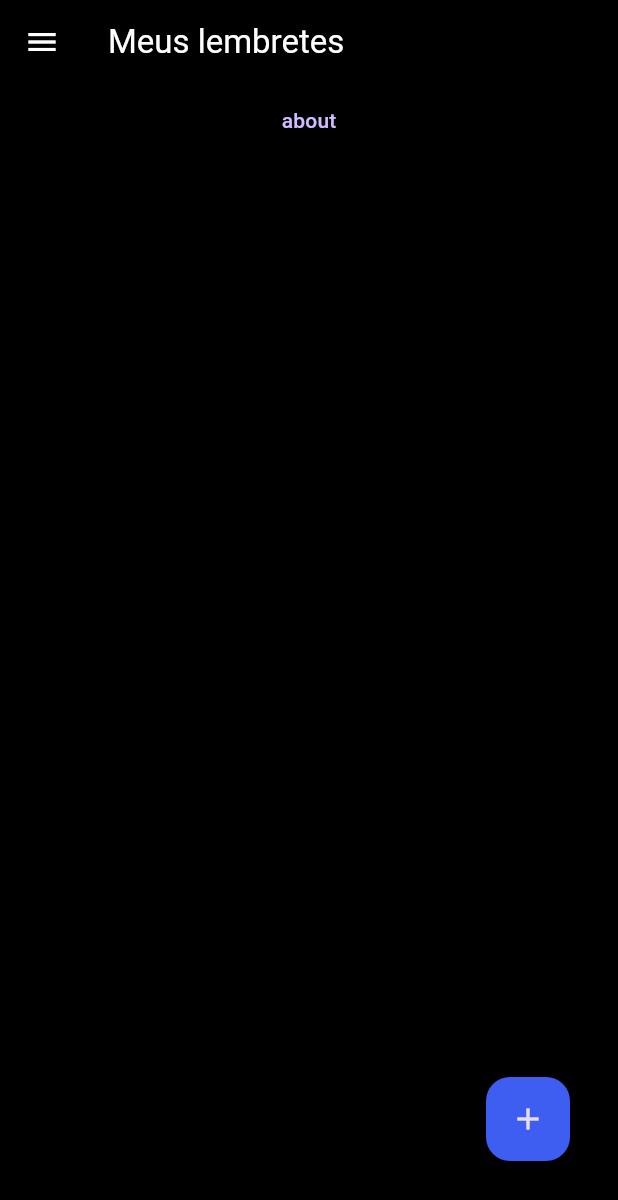
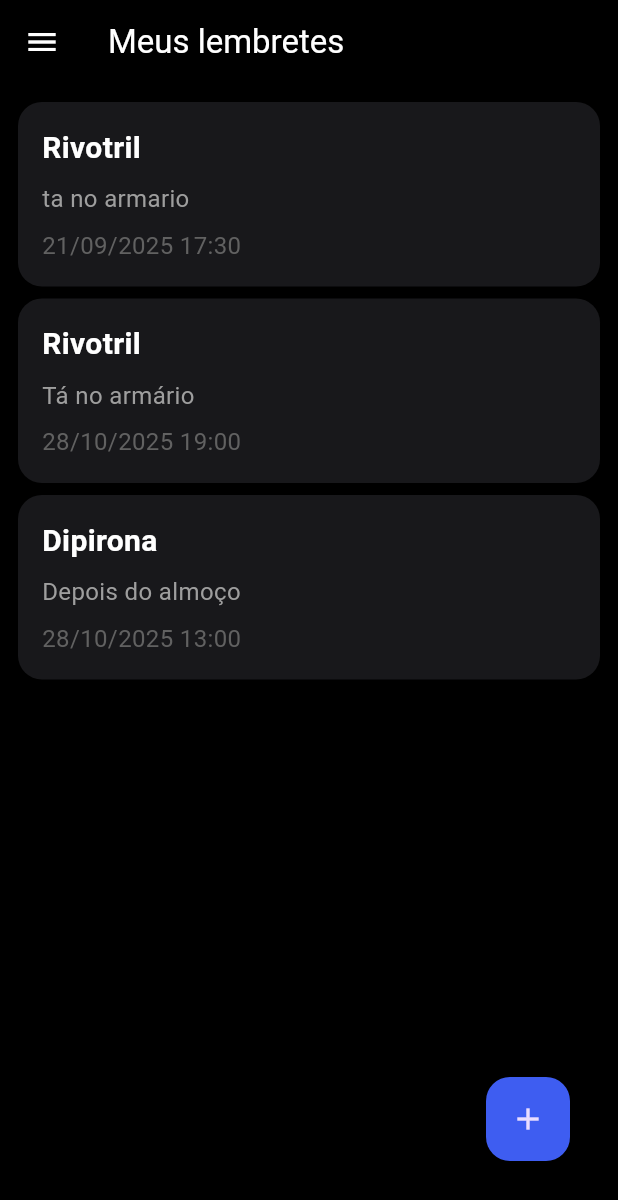
Before and after one commit to nilloferreiira/dosee, a Flutter app: the HomeScreen widget shown alone on an empty page, opened directly, on a phone screen of 412 x 824 dp. Shown: the top 1200 px of the screen. Run offline on Flutter 3.47's test engine with Material 3 defaults, Android fonts, the phone set to English and light mode, and no system bars; our stand-ins replace gap; network calls fail.

Commit message:
app drawer and Reminder, reminderList and card

```diff
--- /dev/null
+++ b/lib/components/reminders_list.dart
@@ -0,0 +1,66 @@
+import 'package:dosee/components/ui/card/reminder_card.dart';
+import 'package:dosee/models/reminder.dart';
+import 'package:flutter/material.dart';
+
+class RemindersList extends StatefulWidget {
+  final List<Reminder> items;
+
+  const RemindersList({super.key, required this.items});
+
+  @override
+  State<RemindersList> createState() => _RemindersListState();
+}
+
+class _RemindersListState extends State<RemindersList> {
+  late List<Reminder> items;
+
+  @override
+  void initState() {
+    super.initState();
+    items = List.from(widget.items);
+  }
+
+  @override
+  Widget build(BuildContext context) {
+    return Expanded(
+      child: ListView.builder(
+        itemCount: items.length,
+        itemBuilder: (context, index) {
+          final item = items[index];
+
+          return Dismissible(
+            key: Key(item.id), // precisa de uma chave única
+            direction: DismissDirection
+                .endToStart, // direção do swipe (ex: direita → esquerda)
+            onDismissed: (direction) {
+              // ação quando o item for arrastado
+              // por exemplo, remover da lista
+              setState(() {
+                items.remove(item);
+              });
+
+              ScaffoldMessenger.of(
+                context,
+              ).showSnackBar(SnackBar(content: Text('${item.title} removido')));
+            },
+            background: Container(
+              decoration: BoxDecoration(
+                color: Colors.red,
+                borderRadius: BorderRadius.all(Radius.circular(16)),
+              ),
+              alignment: Alignment.centerRight,
+              padding: const EdgeInsets.symmetric(horizontal: 20),
+
+              child: const Icon(Icons.delete, color: Colors.white),
+            ),
+            child: ReminderCard(
+              title: item.title,
+              description: item.description,
+              alarmTime: item.alarmTime,
+            ),
+          );
+        },
+      ),
+    );
+  }
+}
--- a/lib/components/ui/card/reminder_card.dart
+++ b/lib/components/ui/card/reminder_card.dart
@@ -0,0 +1,70 @@
+import 'package:dosee/styles/app_colors.dart';
+import 'package:flutter/material.dart';
+import 'package:gap/gap.dart';
+
+class ReminderCard extends StatelessWidget {
+  final String title;
+  final String description;
+  //TODO mudar para date?
+  final DateTime alarmTime;
+
+  const ReminderCard({
+    super.key,
+    required this.title,
+    required this.description,
+    required this.alarmTime,
+  });
+
+  String formatDateTime(DateTime dateTime) {
+    String twoDigits(int n) => n.toString().padLeft(2, '0');
+
+    String day = twoDigits(dateTime.day);
+    String month = twoDigits(dateTime.month);
+    String year = dateTime.year.toString();
+    String hour = twoDigits(dateTime.hour);
+    String minute = twoDigits(dateTime.minute);
+
+    return '$day/$month/$year $hour:$minute';
+  }
+
+  @override
+  Widget build(BuildContext context) {
+    return Card(
+      elevation: 4,
+      shape: RoundedRectangleBorder(borderRadius: BorderRadius.circular(16)),
+      color: AppColors.zinc900,
+      child: Padding(
+        padding: const EdgeInsets.all(16.0),
+        child: Row(
+          children: [
+            Expanded(
+              child: Column(
+                crossAxisAlignment: CrossAxisAlignment.start,
+                children: [
+                  Text(
+                    title,
+                    style: TextStyle(
+                      fontSize: 20,
+                      fontWeight: FontWeight.bold,
+                      color: Colors.white,
+                    ),
+                  ),
+                  Gap(8),
+                  Text(
+                    description,
+                    style: TextStyle(fontSize: 16, color: Colors.grey[500]),
+                  ),
+                  Gap(8),
+                  Text(
+                    formatDateTime(alarmTime),
+                    style: TextStyle(fontSize: 16, color: Colors.grey[700]),
+                  ),
+                ],
+              ),
+            ),
+          ],
+        ),
+      ),
+    );
+  }
+}
--- /dev/null
+++ b/lib/models/reminder.dart
@@ -0,0 +1,15 @@
+class Reminder {
+  final String id;
+  final String title;
+  final String description;
+  final DateTime alarmTime;
+  final bool isCompleted;
+
+  Reminder({
+    required this.id,
+    required this.title,
+    required this.description,
+    required this.alarmTime,
+    this.isCompleted = false,
+  });
+}
--- a/lib/screens/home_screen.dart
+++ b/lib/screens/home_screen.dart
@@ -1,3 +1,6 @@
+import 'package:dosee/components/reminders_list.dart';
+import 'package:dosee/components/ui/card/reminder_card.dart';
+import 'package:dosee/models/reminder.dart';
 import 'package:dosee/styles/app_colors.dart';
 import 'package:flutter/material.dart';
 import 'package:dosee/components/ui/private/app_bar_page.dart';
@@ -55,21 +58,45 @@ class HomeScreen extends StatelessWidget {
         alignment: Alignment.topCenter,
         fit: StackFit.expand,
         children: [
-          Column(
-            children: [
-              // TextButton(
-              //   onPressed: () {
-              //     Navigator.pushNamed(context, '/login');
-              //   },
-              //   child: Text('login'),
-              // ),
-              TextButton(
-                onPressed: () {
-                  Navigator.pushNamed(context, '/about');
-                },
-                child: Text('about'),
-              ),
-            ],
+          Padding(
+            padding: const EdgeInsets.all(8.0),
+            child: Column(
+              children: [
+                ReminderCard(
+                  title: 'Rivotril',
+                  description: 'ta no armario',
+                  alarmTime: DateTime(2025, 9, 21, 17, 30),
+                ),
+                RemindersList(
+                  items: [
+                    Reminder(
+                      id: '1',
+                      title: 'Rivotril',
+                      description: 'Tá no armário',
+                      alarmTime: DateTime(
+                        DateTime.now().year,
+                        DateTime.now().month,
+                        DateTime.now().day,
+                        19, // hora
+                        0, // minuto
+                      ),
+                    ),
+                    Reminder(
+                      id: '2',
+                      title: 'Dipirona',
+                      description: 'Depois do almoço',
+                      alarmTime: DateTime(
+                        DateTime.now().year,
+                        DateTime.now().month,
+                        DateTime.now().day,
+                        13, // hora
+                        0, // minuto
+                      ),
+                    ),
+                  ],
+                ),
+              ],
+            ),
           ),
           Positioned(
             bottom: 50,
```
